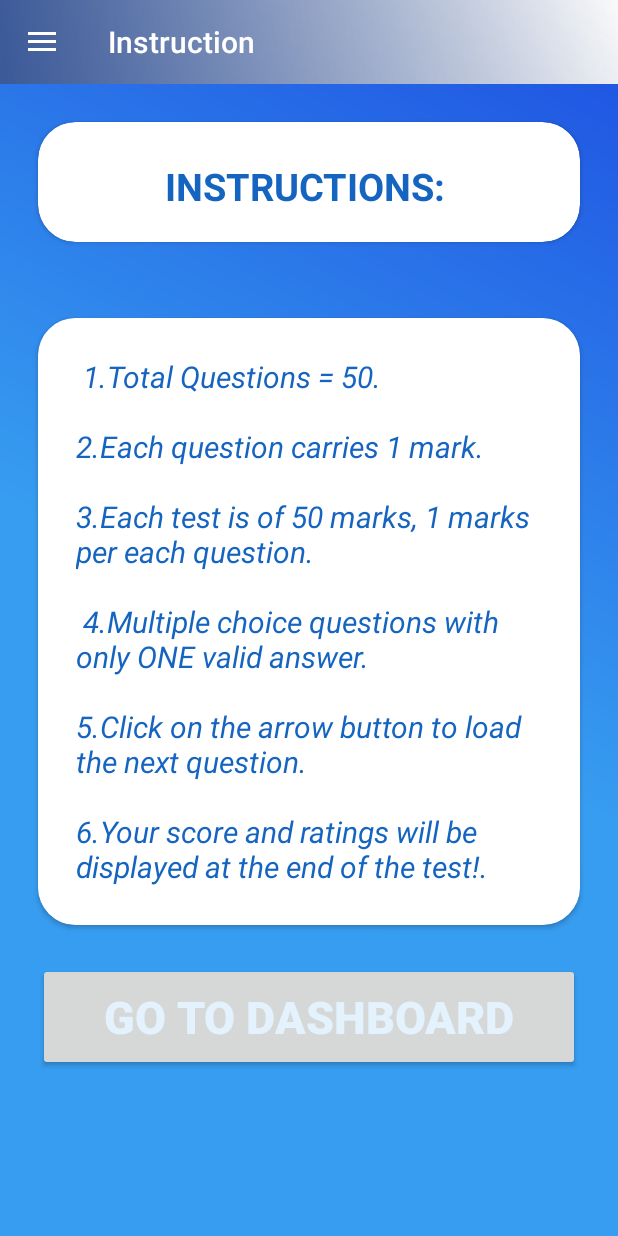
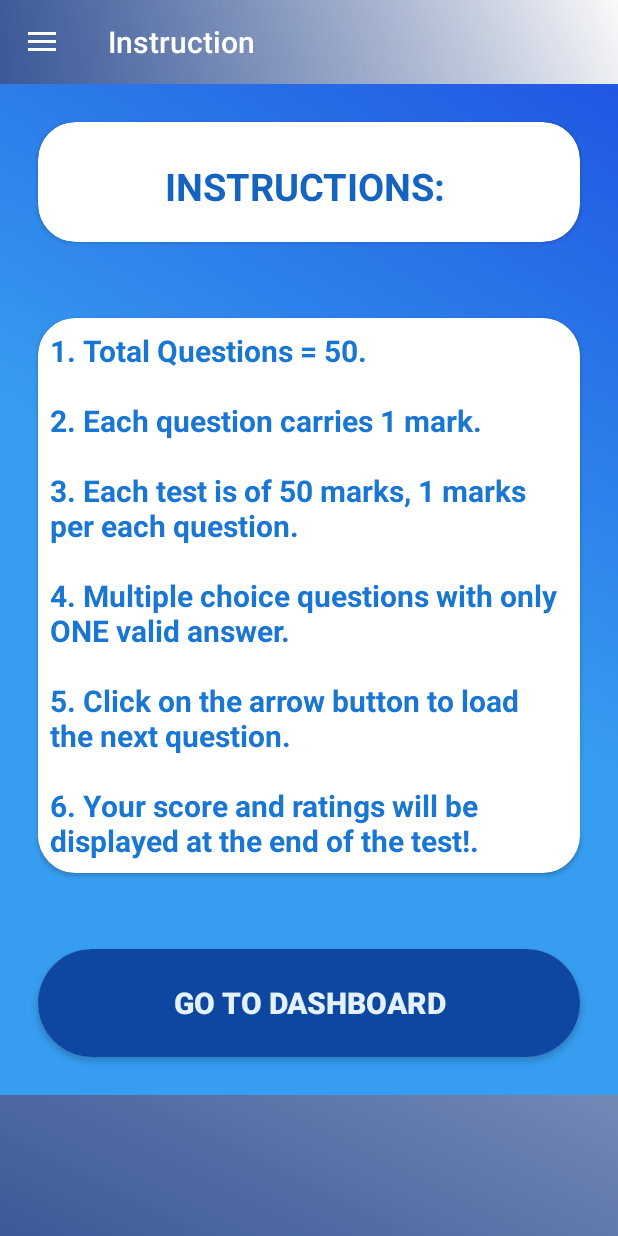
Before and after one commit to djain5888/Quizapp, an Android app: the fragment InstructionFragment placed in its activity, on a phone screen of 412 x 824 dp. Run offline under Robolectric (Android 15) with nearby library versions, the phone set to English and light mode, and no system bars; our stand-ins replace Volley; network calls fail; 1 statement that could not run was skipped.

Commit message:
1st commit

```diff
--- a/app/src/main/res/layout/fragment_instruction.xml
+++ b/app/src/main/res/layout/fragment_instruction.xml
@@ -1,5 +1,9 @@
 <?xml version="1.0" encoding="utf-8"?>
-<LinearLayout xmlns:android="http://schemas.android.com/apk/res/android"
+<ScrollView android:layout_height="match_parent"
+    android:layout_width="match_parent"
+    xmlns:android="http://schemas.android.com/apk/res/android" >
+<LinearLayout
+    xmlns:android="http://schemas.android.com/apk/res/android"
     xmlns:app="http://schemas.android.com/apk/res-auto"
     xmlns:tools="http://schemas.android.com/tools"
     android:layout_width="match_parent"
@@ -64,35 +68,44 @@
                 android:layout_height="wrap_content"
                 android:layout_marginTop="0dp"
                 android:background="@color/colorTransparentWhite"
-                android:padding="25dp"
+                android:padding="8dp"
 
-                android:text=" 1.Total Questions = 50.\n\n2.Each question carries 1 mark.\n\n3.Each test is of 50 marks, 1 marks per each question.\n\n 4.Multiple choice questions with only
-ONE valid answer.\n\n5.Click on the arrow button to load the
-next question.\n\n6.Your score and ratings will be
+                android:text="1. Total Questions = 50.\n\n2. Each question carries 1 mark.\n\n3. Each test is of 50 marks, 1 marks per each question.\n\n4. Multiple choice questions with only
+ONE valid answer.\n\n5. Click on the arrow button to load the
+next question.\n\n6. Your score and ratings will be
      displayed at the end of the test!."
-                android:textColor="@color/blue_800"
+                android:textColor="@color/blue_700"
                 android:textSize="20sp"
-                android:textStyle="italic" />
+                android:textStyle="bold" />
         </android.support.v7.widget.CardView>
 
+        <android.support.v7.widget.CardView
+            android:layout_width="wrap_content"
+            android:layout_height="wrap_content"
+            android:layout_below="@+id/card"
+            android:layout_marginTop="26dp"
+            android:layout_alignParentRight="true"
+            android:layout_alignParentLeft="true"
+            android:layout_margin="25dp"
+            app:cardCornerRadius="50dp"
+            android:elevation="50dp">
 
             <Button
                 android:id="@+id/insdash"
                 android:layout_width="match_parent"
                 android:layout_height="72dp"
                 android:layout_below="@+id/card"
-            android:layout_marginLeft="25dp"
-            android:layout_marginRight="25dp"
-            android:layout_marginBottom="88dp"
-
+                android:padding="5dp"
+                android:background="@color/blue_900"
                 android:elevation="55dp"
 
                 android:text="Go To Dashboard"
                 android:textColor="@color/blue_50"
-            android:textSize="30sp"
+                android:textSize="20sp"
                 android:textStyle="bold" />
-
+        </android.support.v7.widget.CardView>
 
     </RelativeLayout>
 
 </LinearLayout>
+</ScrollView>
```
Lines whose indentation alone changed are shown as unchanged.
